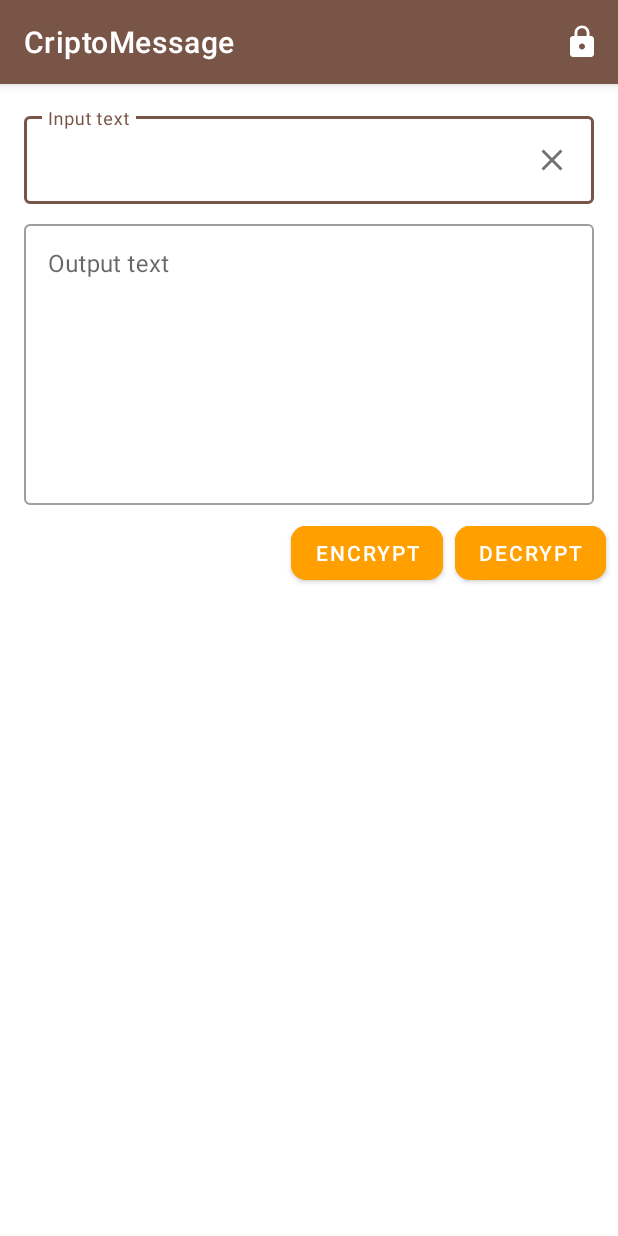
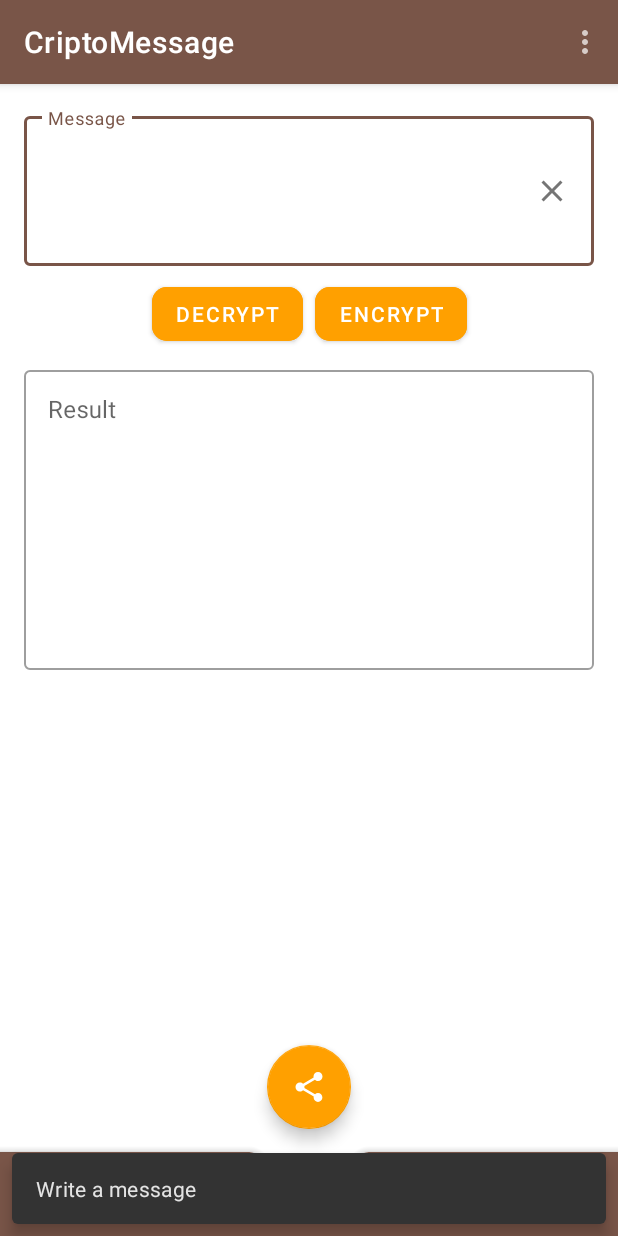
Before and after one commit to DiegoLovera/CriptoMessage, an Android app: the screen it shows after launch (MainActivity), after a tap on "ENCRYPT", on a phone screen of 412 x 824 dp. Run offline under Robolectric (Android 15) with nearby library versions, the phone set to English and light mode, and no system bars.

Commit message:
General changes in the style

```diff
--- a/app/build.gradle
+++ b/app/build.gradle
@@ -22,6 +22,12 @@ android {
     }
 }
 
+android.applicationVariants.all { variant ->
+    variant.outputs.all {
+        outputFileName = "CriptoMessage-${variant.versionName}.apk"
+    }
+}
+
 dependencies {
     implementation fileTree(dir: 'libs', include: ['*.jar'])
     implementation project(":simplecypher")
--- a/app/src/main/java/com/lovera/diego/criptomessage/MainActivity.java
+++ b/app/src/main/java/com/lovera/diego/criptomessage/MainActivity.java
@@ -1,10 +1,13 @@
 package com.lovera.diego.criptomessage;
 
+import android.annotation.SuppressLint;
 import android.app.Activity;
 import android.content.ClipData;
 import android.content.ClipboardManager;
 import android.content.Context;
+import android.content.Intent;
 import android.content.SharedPreferences;
+import android.net.Uri;
 import android.os.Bundle;
 import android.view.Menu;
 import android.view.MenuItem;
@@ -17,6 +20,8 @@ import android.widget.Toast;
 import com.diegolovera.simplecypher.Exceptions.EmptyPasswordException;
 import com.diegolovera.simplecypher.Exceptions.InvalidLetterException;
 import com.diegolovera.simplecypher.SimpleCypher;
+import com.google.android.material.bottomappbar.BottomAppBar;
+import com.google.android.material.floatingactionbutton.FloatingActionButton;
 import com.google.android.material.snackbar.Snackbar;
 import com.google.android.material.textfield.TextInputEditText;
 
@@ -24,12 +29,15 @@ import java.util.Objects;
 
 import androidx.appcompat.app.AppCompatActivity;
 import androidx.appcompat.widget.Toolbar;
+import androidx.coordinatorlayout.widget.CoordinatorLayout;
 
-public class MainActivity extends AppCompatActivity implements DialogCallback {
+public class MainActivity extends AppCompatActivity {
     private TextInputEditText mInputText;
     private TextInputEditText mOutputText;
     private SimpleCypher mCypher;
     private SharedPreferences mPreferences;
+    private BottomAppBar mBottomAppBar;
+    private CoordinatorLayout mCoordinatorLayout;
     private static final String PASSWORD_KEY = "PASSWORD";
 
     @Override
@@ -41,15 +49,11 @@ public class MainActivity extends AppCompatActivity implements DialogCallback {
 
         mPreferences = getSharedPreferences(getPackageName(), Context.MODE_PRIVATE);
         String password = mPreferences.getString(PASSWORD_KEY, "");
-        if (password.isEmpty()) {
-            Snackbar.make(findViewById(R.id.mainCoordinator),
-                    "A password must be set", Snackbar.LENGTH_LONG)
-                    .setAction("Set password", v -> showDialogPassword()).show();
+        if (password == null || password.isEmpty()) {
+            showPasswordMissing();
         } else {
             mCypher = new SimpleCypher.SimpleCypherBuilder(password).build();
         }
-
-
     }
 
     @Override
@@ -67,39 +71,105 @@ public class MainActivity extends AppCompatActivity implements DialogCallback {
     @Override
     public boolean onOptionsItemSelected(MenuItem item) {
         int id = item.getItemId();
-        if (id == R.id.set_password) {
-            showDialogPassword();
+        if (id == R.id.share_app) {
+            Intent sendIntent = new Intent();
+            sendIntent.setAction(Intent.ACTION_SEND);
+            sendIntent.putExtra(Intent.EXTRA_TEXT,
+                    "https://github.com/DiegoLovera/SimpleCypher");
+            sendIntent.setType("text/plain");
+            startActivity(Intent.createChooser(sendIntent, "Share"));
+            return true;
+        } else if (id == R.id.check_repo) {
+            Intent browserIntent = new Intent(Intent.ACTION_VIEW,
+                    Uri.parse("https://github.com/DiegoLovera/SimpleCypher"));
+            startActivity(browserIntent);
+            return true;
+        } else if (id == R.id.personal_page) {
+            Intent browserIntent = new Intent(Intent.ACTION_VIEW,
+                    Uri.parse("https://diegolovera.github.io/"));
+            startActivity(browserIntent);
             return true;
         }
 
         return super.onOptionsItemSelected(item);
     }
 
-    @Override
-    public void onPasswordSet(String password) {
-        mPreferences.edit().putString(PASSWORD_KEY, password).apply();
-        mCypher = new SimpleCypher.SimpleCypherBuilder(password).build();
+    public void showPasswordMissing() {
+        Snackbar.make(mCoordinatorLayout,
+                R.string.toast_no_password, Snackbar.LENGTH_LONG)
+                .setAction(R.string.set_password, v -> showDialogPassword()).show();
     }
 
-    @Override
-    public void onCancelDialog() {
-        String password = mPreferences.getString(PASSWORD_KEY, "");
-        if (password.isEmpty()) {
-            Snackbar.make(findViewById(R.id.mainCoordinator),
-                    "A password must be set", Snackbar.LENGTH_LONG)
-                    .setAction("Set password", v -> showDialogPassword()).show();
-        }
+    public void showTextMissing() {
+        Snackbar.make(mCoordinatorLayout, R.string.toast_no_text, Snackbar.LENGTH_LONG).show();
     }
 
     private void showDialogPassword(){
         DialogPassword dialog = new DialogPassword();
         dialog.show(getSupportFragmentManager(), "password");
-        dialog.setDialogCallback(this);
+        dialog.setDialogCallback(new DialogCallback() {
+            @Override
+            public void onPasswordSet(String password) {
+                mPreferences.edit().putString(PASSWORD_KEY, password).apply();
+                mCypher = new SimpleCypher.SimpleCypherBuilder(password).build();
+            }
+
+            @Override
+            public void onCancelDialog() {
+                String password = mPreferences.getString(PASSWORD_KEY, "");
+                if (password == null || password.isEmpty()) {
+                    showPasswordMissing();
+                }
+            }
+        });
     }
 
+    private void copyTextToClipboard() {
+        if (!Objects.requireNonNull(mOutputText.getText()).toString().isEmpty()) {
+            ClipboardManager clipboard = (ClipboardManager)
+                    getSystemService(Context.CLIPBOARD_SERVICE);
+            ClipData clip = ClipData.newPlainText("Encrypted text",
+                    mOutputText.getText().toString());
+            if (clipboard != null) {
+                clipboard.setPrimaryClip(clip);
+                Snackbar.make(mCoordinatorLayout,
+                        R.string.text_copied, Snackbar.LENGTH_SHORT).show();
+            }
+        }
+    }
+
+    @SuppressLint("ClickableViewAccessibility")
     private void setViews() {
+        FloatingActionButton fab = findViewById(R.id.fab);
+        fab.setOnClickListener(v -> {
+            if (!Objects.requireNonNull(mOutputText.getText()).toString().isEmpty()) {
+                Intent sendIntent = new Intent();
+                sendIntent.setAction(Intent.ACTION_SEND);
+                sendIntent.putExtra(Intent.EXTRA_TEXT, mOutputText.getText().toString());
+                sendIntent.setType("text/plain");
+                startActivity(Intent.createChooser(sendIntent, "Share"));
+            } else {
+                showTextMissing();
+            }
+        });
+        mCoordinatorLayout = findViewById(R.id.mainCoordinator);
         Toolbar toolbar = findViewById(R.id.toolbar);
+        mBottomAppBar = findViewById(R.id.bottomBar);
         setSupportActionBar(toolbar);
+        mBottomAppBar.replaceMenu(R.menu.bottom_appbar_menu);
+        mBottomAppBar.setOnMenuItemClickListener(item -> {
+            int id = item.getItemId();
+            if (id == R.id.copy) {
+                copyTextToClipboard();
+                return true;
+            } else if (id == R.id.clear) {
+                mInputText.setText("");
+                mOutputText.setText("");
+                return true;
+            }
+            return super.onOptionsItemSelected(item);
+        });
+        mBottomAppBar.setNavigationOnClickListener(v -> showDialogPassword());
         Button mButtonEncrypt = findViewById(R.id.button_encrypt);
         Button mButtonDecrypt = findViewById(R.id.button_decrypt);
         mButtonDecrypt.setOnClickListener(v -> decrypt());
@@ -122,29 +192,16 @@ public class MainActivity extends AppCompatActivity implements DialogCallback {
 
         mOutputText = findViewById(R.id.output_text);
         mOutputText.setFocusable(false);
-        mOutputText.setOnClickListener(v -> {
-            if (!Objects.requireNonNull(mOutputText.getText()).toString().isEmpty()) {
-                ClipboardManager clipboard = (ClipboardManager) getSystemService(Context.CLIPBOARD_SERVICE);
-                ClipData clip = ClipData.newPlainText("Encrypted text", mOutputText.getText().toString());
-                if (clipboard != null) {
-                    clipboard.setPrimaryClip(clip);
-                    Snackbar.make(findViewById(R.id.mainCoordinator),
-                            "Text copied to the clipboard", Snackbar.LENGTH_SHORT).show();
-                }
-            }
-        });
+        mOutputText.setOnClickListener(v -> copyTextToClipboard());
     }
 
     private void encrypt() {
         if (mInputText.getText() == null || mInputText.getText().toString().isEmpty()){
-            Toast.makeText(getApplicationContext(),
-                    R.string.toast_no_text,
-                    Toast.LENGTH_SHORT).show();
+            showTextMissing();
         } else {
             if (mCypher == null) {
-                Snackbar.make(findViewById(R.id.mainCoordinator),
-                        R.string.toast_no_password, Snackbar.LENGTH_LONG)
-                        .setAction("Set password", v -> showDialogPassword()).show();
+                hideKeyboard();
+                showPasswordMissing();
             } else {
                 try {
                     hideKeyboard();
@@ -163,13 +220,12 @@ public class MainActivity extends AppCompatActivity implements DialogCallback {
     }
 
     private void decrypt() {
-        if (mInputText.getText() == null || mInputText.getText().toString().isEmpty()){
-            Toast.makeText(getApplicationContext(), R.string.toast_no_text, Toast.LENGTH_SHORT).show();
+        if (mInputText.getText() == null || mInputText.getText().toString().isEmpty()) {
+            showTextMissing();
         } else {
             if (mCypher == null) {
-                Snackbar.make(findViewById(R.id.mainCoordinator),
-                        R.string.toast_no_password, Snackbar.LENGTH_LONG)
-                        .setAction("Set password", v -> showDialogPassword()).show();
+                hideKeyboard();
+                showPasswordMissing();
             } else {
                 try {
                     hideKeyboard();
@@ -188,7 +244,8 @@ public class MainActivity extends AppCompatActivity implements DialogCallback {
     }
 
     private void hideKeyboard() {
-        InputMethodManager imm = (InputMethodManager) this.getSystemService(Activity.INPUT_METHOD_SERVICE);
+        InputMethodManager imm = (InputMethodManager)
+                this.getSystemService(Activity.INPUT_METHOD_SERVICE);
         //Find the currently focused view, so we can grab the correct window token from it.
         View view = this.getCurrentFocus();
         //If no view currently has focus, create a new one, just so we can grab a window token from it
--- /dev/null
+++ b/app/src/main/res/drawable/ic_content_copy_white_24dp.xml
@@ -0,0 +1,9 @@
+<vector xmlns:android="http://schemas.android.com/apk/res/android"
+        android:width="24dp"
+        android:height="24dp"
+        android:viewportWidth="24.0"
+        android:viewportHeight="24.0">
+    <path
+        android:fillColor="#FFFF"
+        android:pathData="M16,1L4,1c-1.1,0 -2,0.9 -2,2v14h2L4,3h12L16,1zM19,5L8,5c-1.1,0 -2,0.9 -2,2v14c0,1.1 0.9,2 2,2h11c1.1,0 2,-0.9 2,-2L21,7c0,-1.1 -0.9,-2 -2,-2zM19,21L8,21L8,7h11v14z"/>
+</vector>
--- /dev/null
+++ b/app/src/main/res/drawable/ic_delete_sweep_white_24dp.xml
@@ -0,0 +1,9 @@
+<vector xmlns:android="http://schemas.android.com/apk/res/android"
+        android:width="24dp"
+        android:height="24dp"
+        android:viewportWidth="24.0"
+        android:viewportHeight="24.0">
+    <path
+        android:fillColor="#FFFF"
+        android:pathData="M15,16h4v2h-4zM15,8h7v2h-7zM15,12h6v2h-6zM3,18c0,1.1 0.9,2 2,2h6c1.1,0 2,-0.9 2,-2L13,8L3,8v10zM14,5h-3l-1,-1L6,4L5,5L2,5v2h12z"/>
+</vector>
--- /dev/null
+++ b/app/src/main/res/drawable/ic_share_white_24dp.xml
@@ -0,0 +1,9 @@
+<vector xmlns:android="http://schemas.android.com/apk/res/android"
+        android:width="24dp"
+        android:height="24dp"
+        android:viewportWidth="24.0"
+        android:viewportHeight="24.0">
+    <path
+        android:fillColor="#FFFF"
+        android:pathData="M18,16.08c-0.76,0 -1.44,0.3 -1.96,0.77L8.91,12.7c0.05,-0.23 0.09,-0.46 0.09,-0.7s-0.04,-0.47 -0.09,-0.7l7.05,-4.11c0.54,0.5 1.25,0.81 2.04,0.81 1.66,0 3,-1.34 3,-3s-1.34,-3 -3,-3 -3,1.34 -3,3c0,0.24 0.04,0.47 0.09,0.7L8.04,9.81C7.5,9.31 6.79,9 6,9c-1.66,0 -3,1.34 -3,3s1.34,3 3,3c0.79,0 1.5,-0.31 2.04,-0.81l7.12,4.16c-0.05,0.21 -0.08,0.43 -0.08,0.65 0,1.61 1.31,2.92 2.92,2.92 1.61,0 2.92,-1.31 2.92,-2.92s-1.31,-2.92 -2.92,-2.92z"/>
+</vector>
--- a/app/src/main/res/layout/activity_main.xml
+++ b/app/src/main/res/layout/activity_main.xml
@@ -25,4 +25,22 @@
     <include
         android:id="@+id/include"
         layout="@layout/content_main" />
+
+    <com.google.android.material.bottomappbar.BottomAppBar
+        android:id="@+id/bottomBar"
+        style="@style/Widget.MaterialComponents.BottomAppBar"
+        android:layout_width="match_parent"
+        android:layout_height="wrap_content"
+        android:layout_gravity="bottom"
+        app:fabAlignmentMode="center"
+        app:backgroundTint="@color/colorPrimary"
+        app:navigationIcon="@drawable/ic_lock_white_24dp"/>
+
+    <com.google.android.material.floatingactionbutton.FloatingActionButton
+        android:id="@+id/fab"
+        android:layout_width="wrap_content"
+        android:layout_height="wrap_content"
+        app:tint="@android:color/white"
+        app:srcCompat="@drawable/ic_share_white_24dp"
+        app:layout_anchor="@id/bottomBar" />
 </androidx.coordinatorlayout.widget.CoordinatorLayout>
--- a/app/src/main/res/layout/content_main.xml
+++ b/app/src/main/res/layout/content_main.xml
@@ -26,7 +26,9 @@
             android:layout_width="match_parent"
             android:layout_height="wrap_content"
             android:drawableEnd="@drawable/ic_close_black_24dp"
-            android:hint="Input text" />
+            android:gravity="top|start"
+            android:hint="@string/input_text"
+            android:minHeight="100dp" />
     </com.google.android.material.textfield.TextInputLayout>
 
     <com.google.android.material.textfield.TextInputLayout
@@ -39,16 +41,16 @@
         android:layout_marginEnd="16dp"
         app:layout_constraintEnd_toEndOf="parent"
         app:layout_constraintStart_toStartOf="parent"
-        app:layout_constraintTop_toBottomOf="@+id/textInputLayout">
+        app:layout_constraintTop_toBottomOf="@+id/button_encrypt">
 
         <com.google.android.material.textfield.TextInputEditText
             android:id="@+id/output_text"
             android:layout_width="match_parent"
-            android:layout_height="wrap_content"
+            android:layout_height="match_parent"
             android:gravity="top|start"
-            android:hint="Output text"
+            android:hint="@string/output_text"
             android:inputType="textMultiLine"
-            android:minLines="8" />
+            android:minHeight="200dp" />
     </com.google.android.material.textfield.TextInputLayout>
 
     <com.google.android.material.button.MaterialButton
@@ -60,19 +62,25 @@
         android:layout_marginEnd="8dp"
         android:text="@string/button_1"
         app:cornerRadius="10dp"
-        app:layout_constraintEnd_toStartOf="@+id/button_decrypt"
-        app:layout_constraintTop_toBottomOf="@+id/textOutputLayout" />
+        app:layout_constraintEnd_toEndOf="parent"
+        app:layout_constraintHorizontal_bias="0.5"
+        app:layout_constraintStart_toEndOf="@+id/button_decrypt"
+        app:layout_constraintTop_toBottomOf="@+id/textInputLayout" />
 
     <com.google.android.material.button.MaterialButton
         android:id="@+id/button_decrypt"
         style="@style/Button"
         android:layout_width="wrap_content"
         android:layout_height="wrap_content"
+        android:layout_marginStart="8dp"
         android:layout_marginTop="8dp"
-        android:layout_marginRight="8dp"
+        android:layout_marginEnd="8dp"
         android:text="@string/button_2"
         app:cornerRadius="10dp"
-        app:layout_constraintRight_toRightOf="parent"
-        app:layout_constraintTop_toBottomOf="@+id/textOutputLayout" />
+        app:layout_constraintEnd_toStartOf="@+id/button_encrypt"
+        app:layout_constraintHorizontal_bias="0.5"
+        app:layout_constraintHorizontal_chainStyle="packed"
+        app:layout_constraintStart_toStartOf="parent"
+        app:layout_constraintTop_toBottomOf="@+id/textInputLayout" />
 
 </androidx.constraintlayout.widget.ConstraintLayout>
--- /dev/null
+++ b/app/src/main/res/menu/bottom_appbar_menu.xml
@@ -0,0 +1,22 @@
+<menu xmlns:android="http://schemas.android.com/apk/res/android"
+    xmlns:app="http://schemas.android.com/apk/res-auto"
+    xmlns:tools="http://schemas.android.com/tools"
+    tools:context="com.lovera.diego.criptomessage.MainActivity">
+
+    <item
+        android:id="@+id/copy"
+        android:checkable="false"
+        android:orderInCategory="3"
+        android:title="@string/copy"
+        android:icon="@drawable/ic_content_copy_white_24dp"
+        app:showAsAction="ifRoom" />
+
+    <item
+        android:id="@+id/clear"
+        android:checkable="false"
+        android:orderInCategory="4"
+        android:title="@string/clear"
+        android:icon="@drawable/ic_delete_sweep_white_24dp"
+        app:showAsAction="ifRoom" />
+
+</menu>
--- a/app/src/main/res/menu/menu_main.xml
+++ b/app/src/main/res/menu/menu_main.xml
@@ -3,10 +3,23 @@
     xmlns:tools="http://schemas.android.com/tools"
     tools:context="com.lovera.diego.criptomessage.MainActivity">
     <item
-        android:id="@+id/set_password"
+        android:id="@+id/share_app"
         android:checkable="false"
-        android:orderInCategory="100"
-        android:title="@string/action_settings"
-        android:icon="@drawable/ic_lock_white_24dp"
-        app:showAsAction="always" />
+        android:orderInCategory="1"
+        android:title="@string/share_app"
+        app:showAsAction="never" />
+
+    <item
+        android:id="@+id/check_repo"
+        android:checkable="false"
+        android:orderInCategory="2"
+        android:title="@string/to_repository"
+        app:showAsAction="never" />
+
+    <item
+        android:id="@+id/personal_page"
+        android:checkable="false"
+        android:orderInCategory="3"
+        android:title="@string/diego_lovera_page"
+        app:showAsAction="never" />
 </menu>
--- a/app/src/main/res/values/strings.xml
+++ b/app/src/main/res/values/strings.xml
@@ -6,7 +6,7 @@
     <string name="button_2">Decrypt</string>
     <string name="hint_text2">Result</string>
     <string name="toast_no_text">Write a message</string>
-    <string name="toast_no_password">You have to set a password</string>
+    <string name="toast_no_password">Password not set</string>
     <string name="share_text">Share your message</string>
     <string name="hint_password_dialog">Password</string>
     <string name="accept">Accept</string>
@@ -14,4 +14,15 @@
     <string name="empty_password">Empty password</string>
     <string name="short_password">The password is too short</string>
     <string name="correct_password">Password set</string>
+    <string name="text_copied">Text copied to the clipboard</string>
+    <string name="share_button">Share</string>
+    <string name="clear_button">Clear</string>
+    <string name="set_password">Set password</string>
+    <string name="share_app">Share the app</string>
+    <string name="to_repository">Check the code</string>
+    <string name="diego_lovera_page">Developer</string>
+    <string name="copy">Copy</string>
+    <string name="clear">Clear</string>
+    <string name="input_text">Message</string>
+    <string name="output_text">Result</string>
 </resources>
--- a/app/src/main/res/values/styles.xml
+++ b/app/src/main/res/values/styles.xml
@@ -19,7 +19,7 @@
     </style>
 
     <style name="AppTheme.AppBarOverlay" parent="ThemeOverlay.MaterialComponents.Dark" />
-    <style name="AppTheme.PopupOverlay" parent="ThemeOverlay.MaterialComponents.Dark" />
+    <style name="AppTheme.PopupOverlay" parent="ThemeOverlay.MaterialComponents.Light" />
 
     <style name="Dialog.NoTitle.Transparent" parent="@android:style/Theme.Material.Light.Dialog.NoActionBar.MinWidth">
         <item name="android:windowBackground">@drawable/dialog_background</item>
```
Also changed, not shown: app/src/main/java/com/lovera/diego/criptomessage/DialogPassword.java (+9 -3 lines), app/src/main/res/drawable/ic_layers_clear_black_24dp.xml (added, +9 -0 lines), 1 other file.
